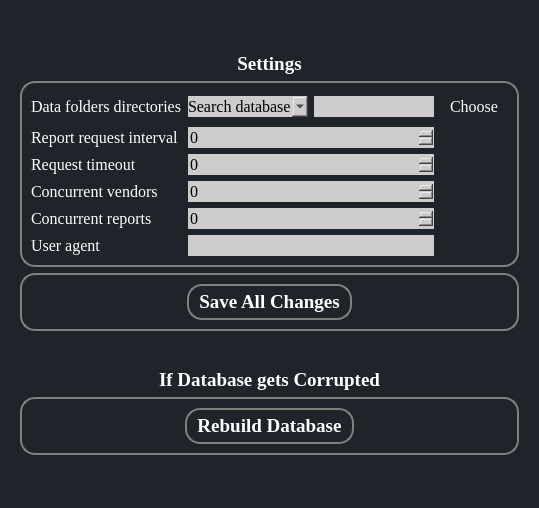
The window that COUNTER-Release-5.1-main/ui/Settingtab.ui (abhishekvatsAV/Shree_Gommat_Tech) describes before a commit, drawn with Qt 5.
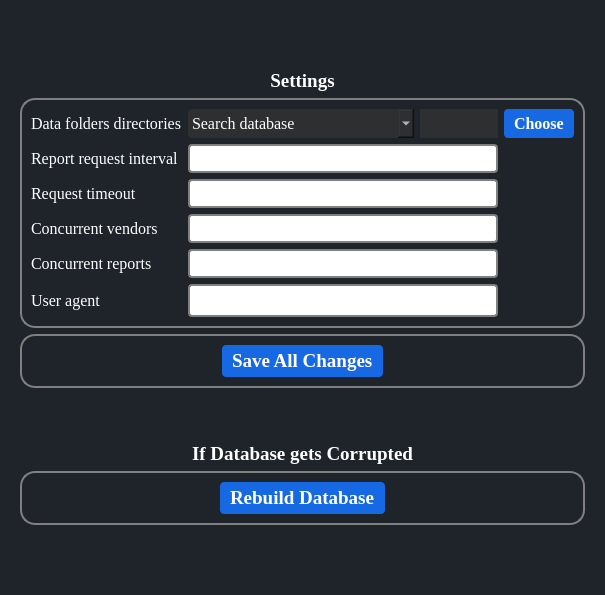
The same window after the commit. Icons and pictures are not drawn.

Patch:
```diff
--- a/COUNTER-Release-5.1-main/ui/Settingtab.ui
+++ b/COUNTER-Release-5.1-main/ui/Settingtab.ui
@@ -6,8 +6,8 @@
    <rect>
     <x>0</x>
     <y>0</y>
-    <width>539</width>
-    <height>508</height>
+    <width>605</width>
+    <height>595</height>
    </rect>
   </property>
   <property name="windowTitle">
@@ -94,12 +94,13 @@
          </item>
          <item>
           <layout class="QGridLayout" name="gridLayout_6">
-           <item row="0" column="0">
+           <item row="0" column="0" alignment="Qt::AlignHCenter|Qt::AlignVCenter">
             <widget class="QPushButton" name="save_button">
              <property name="font">
               <font>
                <family>Georgia</family>
                <pointsize>14</pointsize>
+               <italic>false</italic>
                <bold>true</bold>
               </font>
              </property>
@@ -107,21 +108,18 @@
               <string>Save all default and custom changes</string>
              </property>
              <property name="styleSheet">
-              <string notr="true">
-  QPushButton {
-    border: 2px solid #000000;
-border-color:grey;
-border-radius:15px;
-text-align:center;
+              <string notr="true">QPushButton {
+    background-color: #1768E3; 
+    color: #FFFFFF;
+	font: bold;
+   border-radius: 4px;
+text: center;
 }
 
 QPushButton:hover {
     background-color: lightblue;
 }
-QToolTip {
-    color: black; 
-    background-color: #FFFFE0; 
-}
+
 </string>
              </property>
              <property name="text">
@@ -299,10 +297,40 @@
              </property>
              <property name="styleSheet">
               <string notr="true">QSpinBox {
-    color: black; /* 文本颜色为黑色 */
-	background-color: #cccccc;
+    border: 2px solid #808080;
+    border-radius: 4px;
+    padding-left: 5px;
+padding: 2px;
 }
-</string>
+
+QSpinBox::up-button, QSpinBox::down-button {
+    border: none;
+    padding-right: 5px;
+}
+
+QSpinBox::up-button {
+    subcontrol-position: top right;
+}
+
+QSpinBox::down-button {
+    subcontrol-position: bottom right;
+}
+
+QSpinBox::up-arrow, QSpinBox::down-arrow {
+    border: 5px solid rgba(255, 255, 255, 0);
+    width: 0;
+    height: 0;
+}
+
+QSpinBox::up-arrow {
+    border-top: none;
+    border-bottom-color: white;
+}
+
+QSpinBox::down-arrow {
+    border-bottom: none;
+    border-top-color: white;
+}</string>
              </property>
              <property name="maximum">
               <number>9999</number>
@@ -319,10 +347,40 @@
              </property>
              <property name="styleSheet">
               <string notr="true">QSpinBox {
-    color: black; /* 文本颜色为黑色 */
-	background-color: #cccccc;
+    border: 2px solid #808080;
+    border-radius: 4px;
+    padding-left: 5px;
+padding: 2px;
 }
-</string>
+
+QSpinBox::up-button, QSpinBox::down-button {
+    border: none;
+    padding-right: 5px;
+}
+
+QSpinBox::up-button {
+    subcontrol-position: top right;
+}
+
+QSpinBox::down-button {
+    subcontrol-position: bottom right;
+}
+
+QSpinBox::up-arrow, QSpinBox::down-arrow {
+    border: 5px solid rgba(255, 255, 255, 0);
+    width: 0;
+    height: 0;
+}
+
+QSpinBox::up-arrow {
+    border-top: none;
+    border-bottom-color: white;
+}
+
+QSpinBox::down-arrow {
+    border-bottom: none;
+    border-top-color: white;
+}</string>
              </property>
              <property name="maximum">
               <number>9999</number>
@@ -339,10 +397,40 @@
              </property>
              <property name="styleSheet">
               <string notr="true">QSpinBox {
-    color: black; /* 文本颜色为黑色 */
-	background-color: #cccccc;
+    border: 2px solid #808080;
+    border-radius: 4px;
+    padding-left: 5px;
+padding: 2px;
 }
-</string>
+
+QSpinBox::up-button, QSpinBox::down-button {
+    border: none;
+    padding-right: 5px;
+}
+
+QSpinBox::up-button {
+    subcontrol-position: top right;
+}
+
+QSpinBox::down-button {
+    subcontrol-position: bottom right;
+}
+
+QSpinBox::up-arrow, QSpinBox::down-arrow {
+    border: 5px solid rgba(255, 255, 255, 0);
+    width: 0;
+    height: 0;
+}
+
+QSpinBox::up-arrow {
+    border-top: none;
+    border-bottom-color: white;
+}
+
+QSpinBox::down-arrow {
+    border-bottom: none;
+    border-top-color: white;
+}</string>
              </property>
              <property name="maximum">
               <number>9999</number>
@@ -359,10 +447,11 @@
              </property>
              <property name="styleSheet">
               <string notr="true">QLineEdit {
-    color: black; /* 文本颜色为黑色 */
-	background-color: #cccccc;
-}
-</string>
+    border: 2px solid #808080;
+    border-radius: 4px;
+    padding-left: 5px;
+	padding: 4px;
+}</string>
              </property>
             </widget>
            </item>
@@ -376,10 +465,40 @@
              </property>
              <property name="styleSheet">
               <string notr="true">QSpinBox {
-    color: black; /* 文本颜色为黑色 */
-	background-color: #cccccc;
+    border: 2px solid #808080;
+    border-radius: 4px;
+    padding-left: 5px;
+	padding: 2px;
 }
-</string>
+
+QSpinBox::up-button, QSpinBox::down-button {
+    border: none;
+    padding-right: 5px;
+}
+
+QSpinBox::up-button {
+    subcontrol-position: top right;
+}
+
+QSpinBox::down-button {
+    subcontrol-position: bottom right;
+}
+
+QSpinBox::up-arrow, QSpinBox::down-arrow {
+    border: 5px solid rgba(255, 255, 255, 0);
+    width: 0;
+    height: 0;
+}
+
+QSpinBox::up-arrow {
+    border-top: none;
+    border-bottom-color: white;
+}
+
+QSpinBox::down-arrow {
+    border-bottom: none;
+    border-top-color: white;
+}</string>
              </property>
              <property name="maximum">
               <number>9999</number>
@@ -396,26 +515,37 @@
              </property>
              <property name="styleSheet">
               <string notr="true">QLineEdit {
-    color: black; /* 文本颜色为黑色 */
-	background-color: #cccccc;
+    color: white; 
+	background-color: #2E2F30;
+	padding: 4px;
 }
 </string>
              </property>
             </widget>
            </item>
-           <item row="0" column="4">
+           <item row="0" column="4" alignment="Qt::AlignHCenter|Qt::AlignVCenter">
             <widget class="QPushButton" name="select_directory_button">
              <property name="font">
               <font>
                <family>Georgia</family>
                <pointsize>12</pointsize>
+               <italic>false</italic>
+               <bold>true</bold>
               </font>
              </property>
              <property name="styleSheet">
-              <string notr="true">QPushButton:hover {
-    background-color: #0000FF; /* 鼠标悬停时的背景颜色为蓝色 */
-    color: #FFFFFF; /* 鼠标悬停时的文字颜色为白色 */
+              <string notr="true">QPushButton {
+    background-color: #1768E3; 
+    color: #FFFFFF;
+	font: bold;
+   border-radius: 4px;
+text: center;
 }
+
+QPushButton:hover{
+ background-color: #2095E6;
+}
+
 </string>
              </property>
              <property name="text">
@@ -439,19 +569,31 @@
               </font>
              </property>
              <property name="styleSheet">
-              <string notr="true">QComboBox {
-    color: black; /* QComboBox中的文本颜色为黑色 */
-	background-color: #cccccc;
+              <string notr="true">
+QComboBox {
+    color: white; 
+	background-color: #2E2F30;
+border-radius: 4px;
+padding: 4px;
 }
 
 QComboBox QAbstractItemView {
-    color: black; /* 下拉列表中的文本颜色为黑色 */
+    color: white; 
+	background-color: #2E2F30;
+    border-radius: 4px;
 }
+
 </string>
              </property>
              <property name="editable">
               <bool>false</bool>
              </property>
+             <property name="sizeAdjustPolicy">
+              <enum>QComboBox::AdjustToMinimumContentsLengthWithIcon</enum>
+             </property>
+             <property name="minimumContentsLength">
+              <number>15</number>
+             </property>
              <item>
               <property name="text">
                <string>Search database</string>
@@ -537,12 +679,13 @@
              </property>
             </spacer>
            </item>
-           <item row="0" column="1">
+           <item row="0" column="1" alignment="Qt::AlignHCenter|Qt::AlignVCenter">
             <widget class="QPushButton" name="settings_rebuild_database_button">
              <property name="font">
               <font>
                <family>Georgia</family>
                <pointsize>14</pointsize>
+               <italic>false</italic>
                <bold>true</bold>
               </font>
              </property>
@@ -550,21 +693,17 @@
               <string>Recreate or regenerate the database that stores information related to the usage statisitics. when you want to do data consistency, data integrity, update and changes.</string>
              </property>
              <property name="styleSheet">
-              <string notr="true">
-  QPushButton {
-    border: 2px solid #000000;
-border-color:grey;
-border-radius:15px;
-text-align:center;
+              <string notr="true">QPushButton {
+    background-color: #1768E3; 
+    color: #FFFFFF;
+	font: bold;
+   border-radius: 4px;
+text: center;
 }
 
-QPushButton:hover {
-    background-color: lightblue;
-}
-
-QToolTip {
-    color: black; 
-    background-color: #FFFFE0; 
+QPushButton:hover{
+ background-color: #2095E6;
+cursor: pointer;
 }
 
 </string>
```
Left out of the diff: 5 changed lines with no effect on the pictures.
